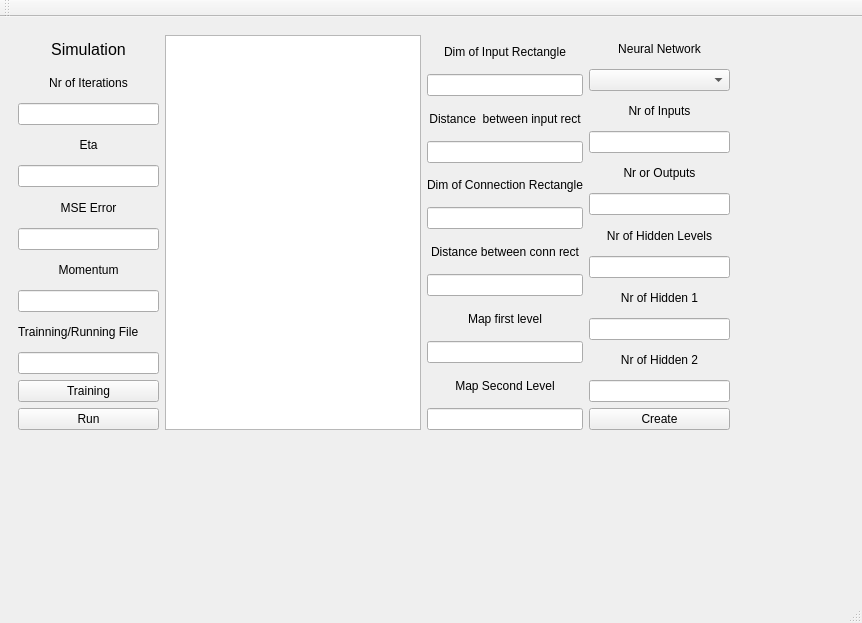
gdimitriu/ArtificialInteligence, file neural_network_simulator/neural_network_simulator_ui/neuralnetworksimulator.ui: the form before one commit.
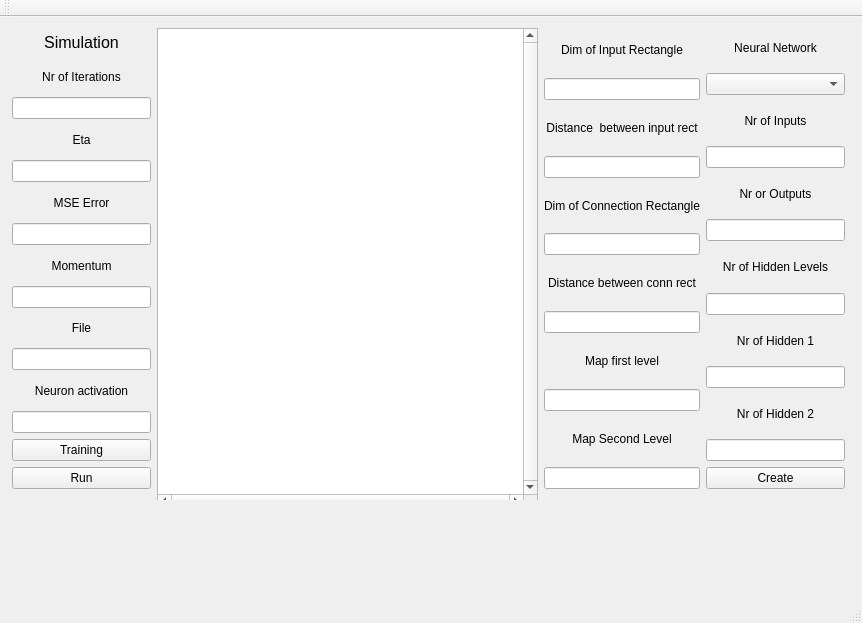
The form after the commit.

Diff of the .ui file:
```diff
--- a/neural_network_simulator/neural_network_simulator_ui/neuralnetworksimulator.ui
+++ b/neural_network_simulator/neural_network_simulator_ui/neuralnetworksimulator.ui
@@ -14,13 +14,13 @@
    <string>NeuralNetworkSimulator</string>
   </property>
   <widget class="QWidget" name="centralWidget">
-   <widget class="QWidget" name="">
+   <widget class="QWidget" name="layoutWidget">
     <property name="geometry">
      <rect>
-      <x>7</x>
-      <y>7</y>
-      <width>734</width>
-      <height>417</height>
+      <x>1</x>
+      <y>0</y>
+      <width>855</width>
+      <height>483</height>
      </rect>
     </property>
     <layout class="QHBoxLayout" name="horizontalLayout">
@@ -112,7 +112,10 @@
        <item>
         <widget class="QLabel" name="label_18">
          <property name="text">
-          <string>Trainning/Running File</string>
+          <string>File</string>
+         </property>
+         <property name="alignment">
+          <set>Qt::AlignCenter</set>
          </property>
         </widget>
        </item>
@@ -123,6 +126,19 @@
          </property>
         </widget>
        </item>
+       <item>
+        <widget class="QLabel" name="label_19">
+         <property name="text">
+          <string>Neuron activation</string>
+         </property>
+         <property name="alignment">
+          <set>Qt::AlignCenter</set>
+         </property>
+        </widget>
+       </item>
+       <item>
+        <widget class="QLineEdit" name="activationTemp"/>
+       </item>
        <item>
         <widget class="QPushButton" name="trainningButton">
          <property name="text">
@@ -141,9 +157,42 @@
      </item>
      <item>
       <widget class="QPlainTextEdit" name="outputDisplay">
+       <property name="sizePolicy">
+        <sizepolicy hsizetype="Fixed" vsizetype="Fixed">
+         <horstretch>0</horstretch>
+         <verstretch>0</verstretch>
+        </sizepolicy>
+       </property>
+       <property name="minimumSize">
+        <size>
+         <width>381</width>
+         <height>481</height>
+        </size>
+       </property>
+       <property name="maximumSize">
+        <size>
+         <width>381</width>
+         <height>481</height>
+        </size>
+       </property>
+       <property name="acceptDrops">
+        <bool>false</bool>
+       </property>
        <property name="toolTip">
         <string>&lt;html&gt;&lt;head/&gt;&lt;body&gt;&lt;p&gt;Output of the network simulation or run.&lt;/p&gt;&lt;/body&gt;&lt;/html&gt;</string>
        </property>
+       <property name="verticalScrollBarPolicy">
+        <enum>Qt::ScrollBarAlwaysOn</enum>
+       </property>
+       <property name="horizontalScrollBarPolicy">
+        <enum>Qt::ScrollBarAlwaysOn</enum>
+       </property>
+       <property name="undoRedoEnabled">
+        <bool>false</bool>
+       </property>
+       <property name="lineWrapMode">
+        <enum>QPlainTextEdit::NoWrap</enum>
+       </property>
        <property name="readOnly">
         <bool>true</bool>
        </property>
```
Left out of the diff: 24 changed lines with no effect on the pictures.
